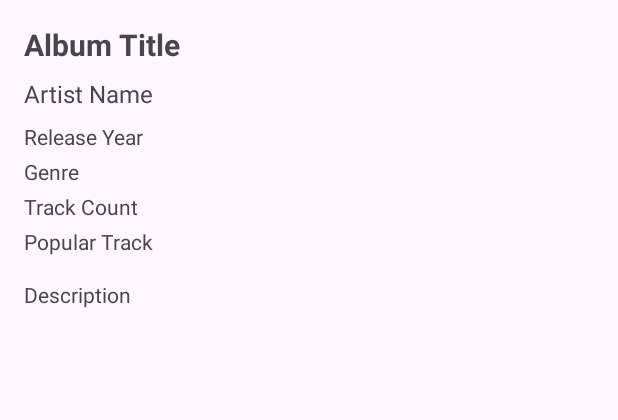
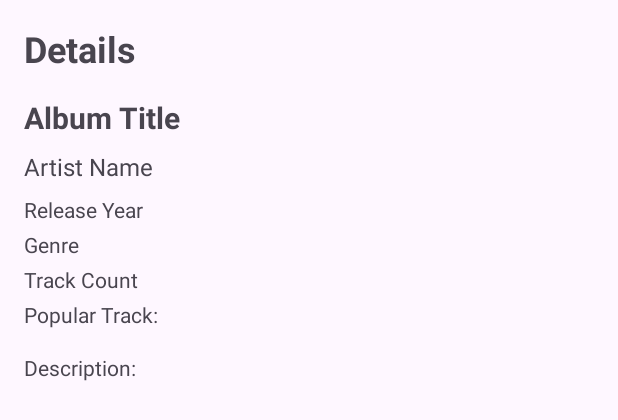
Before and after one commit to nkysd/s8107356Assessment2, an Android app: the layout fragment_details.xml on its own in the app's theme, with its tools: preview values and no code run, on a phone screen of 412 x 824 dp. Shown: the top 420 px of the screen. Run offline under Robolectric (Android 15) with nearby library versions, the phone set to English and light mode, and no system bars.

Commit message:
wip(ui): improve Details screen to show label and value

```diff
--- a/app/src/main/res/layout/fragment_details.xml
+++ b/app/src/main/res/layout/fragment_details.xml
@@ -8,6 +8,16 @@
         android:layout_width="match_parent"
         android:layout_height="wrap_content"
         android:orientation="vertical">
+
+        <!-- Main Title -->
+        <TextView
+            android:id="@+id/textScreenTitle"
+            android:layout_width="match_parent"
+            android:layout_height="wrap_content"
+            android:text="Details"
+            android:textSize="24sp"
+            android:textStyle="bold"
+            android:paddingBottom="16dp" />
 
         <!-- Album Title -->
         <TextView
@@ -57,7 +67,7 @@
             android:id="@+id/textPopularTrack"
             android:layout_width="match_parent"
             android:layout_height="wrap_content"
-            android:text="Popular Track"
+            android:text="Popular Track:"
             android:paddingBottom="8dp" />
 
         <!-- Description -->
@@ -65,7 +75,7 @@
             android:id="@+id/textDescription"
             android:layout_width="match_parent"
             android:layout_height="wrap_content"
-            android:text="Description"
+            android:text="Description:"
             android:paddingTop="8dp"
             android:textSize="14sp" />
     </LinearLayout>
```
Also changed, not shown: app/src/main/java/com/example/s8107356assessment2/DetailsFragment.kt (+8 -9 lines).
